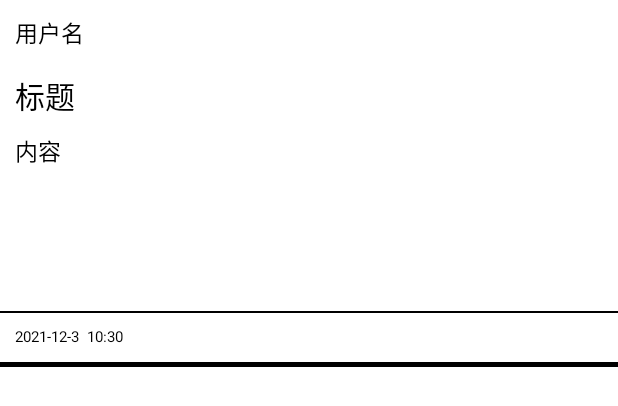
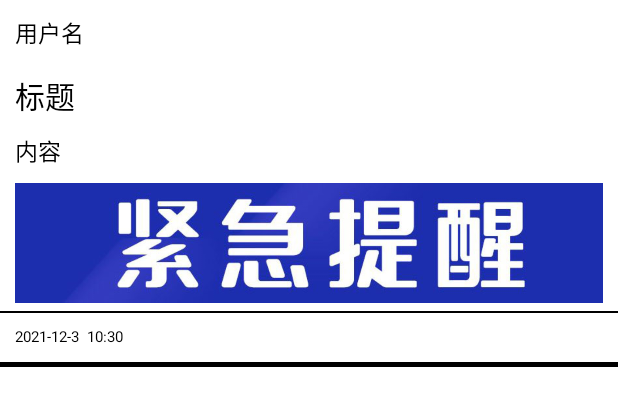
Before and after one commit to TiaTheFairy/JCircle, an Android app: the layout list_item.xml on its own in the app's theme, with its tools: preview values and no code run, on a phone screen of 412 x 824 dp. Shown: the top 406 px of the screen. Run offline under Robolectric (Android 15) with nearby library versions, the phone set to English and light mode, and no system bars.

```diff
--- a/app/src/main/res/layout/list_item.xml
+++ b/app/src/main/res/layout/list_item.xml
@@ -46,7 +46,8 @@
         android:layout_marginStart="10dp"
         android:layout_marginEnd="10dp"
         android:layout_marginBottom="5dp"
-        android:scaleType="fitXY" />
+        android:scaleType="fitXY"
+        android:src="@drawable/rpicture1" />
     <View
         android:layout_width="match_parent"
         android:layout_height="1dp"
```
